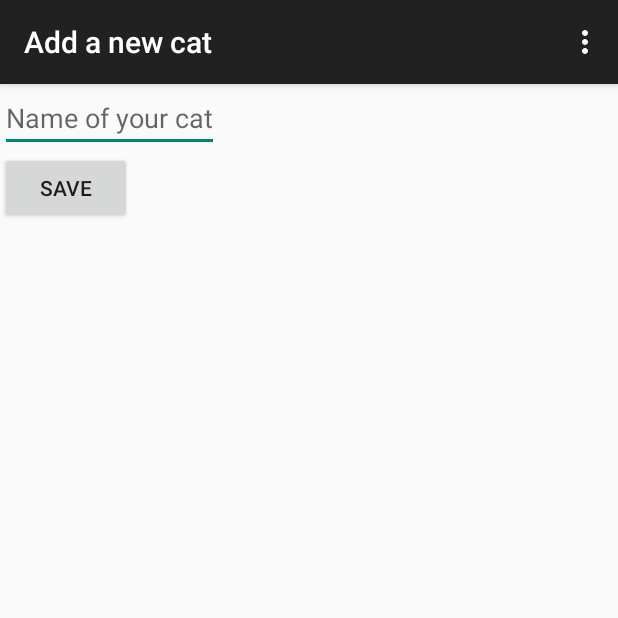
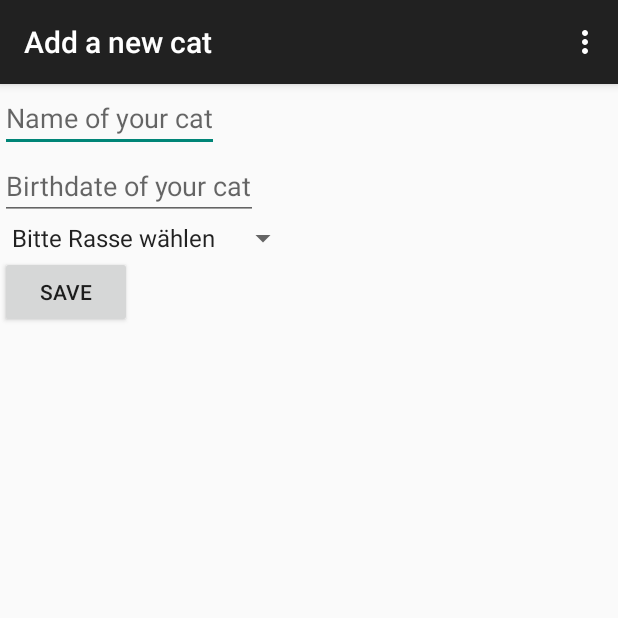
Before and after one commit to giantPanda/CatBox, an Android app: the NewCatActivity screen opened directly, with no data from a screen before it, on a phone screen of 412 x 824 dp, the top half of it. Run offline under Robolectric (Android 15) with nearby library versions, the phone set to English and light mode, and no system bars.

Commit message:
Adding birthday and race selection

```diff
--- a/app/src/main/java/io/box/catbox/NewCatActivity.java
+++ b/app/src/main/java/io/box/catbox/NewCatActivity.java
@@ -1,17 +1,57 @@
 package io.box.catbox;
 
+import android.app.DatePickerDialog;
+import android.content.DialogInterface;
 import android.support.v7.app.ActionBarActivity;
 import android.os.Bundle;
+import android.text.InputType;
 import android.view.Menu;
 import android.view.MenuItem;
+import android.view.View;
+import android.widget.ArrayAdapter;
+import android.widget.DatePicker;
+import android.widget.EditText;
+import android.widget.Spinner;
+
+import java.text.SimpleDateFormat;
+import java.util.Calendar;
+import java.util.Locale;
 
 
-public class NewCatActivity extends ActionBarActivity {
+public class NewCatActivity extends ActionBarActivity implements View.OnClickListener {
+
+    private EditText newCatBirthdate;
+    private DatePickerDialog newCatBirthdateDatePickerDialog;
+    private SimpleDateFormat dateFormat;
 
     @Override
     protected void onCreate(Bundle savedInstanceState) {
         super.onCreate(savedInstanceState);
         setContentView(R.layout.activity_new_cat);
+
+        dateFormat = new SimpleDateFormat("dd.MM.yyyy", Locale.GERMANY);
+
+        newCatBirthdate = (EditText) findViewById(R.id.new_cat_birthdate);
+        newCatBirthdate.setInputType(InputType.TYPE_NULL);
+        newCatBirthdate.setOnClickListener(this);
+
+        Calendar newCalendar = Calendar.getInstance();
+        newCatBirthdateDatePickerDialog = new DatePickerDialog(this, new DatePickerDialog.OnDateSetListener() {
+            @Override
+            public void onDateSet(DatePicker view, int year, int monthOfYear, int dayOfMonth) {
+                Calendar newDate = Calendar.getInstance();
+                newDate.set(year, monthOfYear, dayOfMonth);
+                newCatBirthdate.setText(dateFormat.format(newDate.getTime()));
+            }
+        }, newCalendar.get(Calendar.YEAR), newCalendar.get(Calendar.MONTH), newCalendar.get(Calendar.DAY_OF_MONTH));
+
+        Spinner newCatRace = (Spinner) findViewById(R.id.new_cat_race);
+
+        ArrayAdapter<CharSequence> adapter = ArrayAdapter.createFromResource(this, R.array.cat_races, android.R.layout.simple_spinner_item);
+
+        adapter.setDropDownViewResource(android.R.layout.simple_spinner_dropdown_item);
+
+        newCatRace.setAdapter(adapter);
     }
 
 
@@ -36,4 +76,11 @@ public class NewCatActivity extends ActionBarActivity {
 
         return super.onOptionsItemSelected(item);
     }
+
+    @Override
+    public void onClick(View v) {
+        if (v == newCatBirthdate) {
+            newCatBirthdateDatePickerDialog.show();
+        }
+    }
 }
--- a/app/src/main/res/layout/activity_new_cat.xml
+++ b/app/src/main/res/layout/activity_new_cat.xml
@@ -11,6 +11,17 @@
         android:layout_width="wrap_content"
         android:layout_height="wrap_content" />
 
+    <EditText
+        android:id="@+id/new_cat_birthdate"
+        android:hint="@string/hint_cat_birthdate"
+        android:layout_width="wrap_content"
+        android:layout_height="wrap_content" />
+
+    <Spinner
+        android:id="@+id/new_cat_race"
+        android:layout_width="wrap_content"
+        android:layout_height="wrap_content" />
+
     <Button android:id="@+id/new_cat_save"
         android:layout_width="wrap_content"
         android:layout_height="wrap_content"
--- /dev/null
+++ b/app/src/main/res/values/cat_races.xml
@@ -0,0 +1,11 @@
+<?xml version="1.0" encoding="utf-8"?>
+<resources>
+    <string-array name="cat_races">
+        <item>Bitte Rasse wählen</item>
+        <item>Britisch Kurzhaar</item>
+        <item>Burma</item>
+        <item>Siam</item>
+        <item>Bengal</item>
+        <item>Asian</item>
+    </string-array>
+</resources>
--- a/app/src/main/res/values/strings.xml
+++ b/app/src/main/res/values/strings.xml
@@ -7,5 +7,6 @@
     <string name="title_activity_cat_details">Cat details</string>
     <string name="cat_name">Luna</string>
     <string name="hint_cat_name">Name of your cat</string>
+    <string name="hint_cat_birthdate">Birthdate of your cat</string>
     <string name="button_new_cat_save">Save</string>
 </resources>
```
